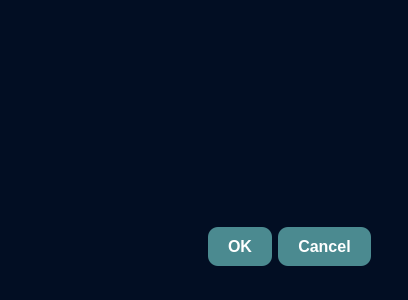
Qt form WerWirdMillionear/settings.ui (HoussemHfasa/-Wer-wird-Millionear) before a commit.
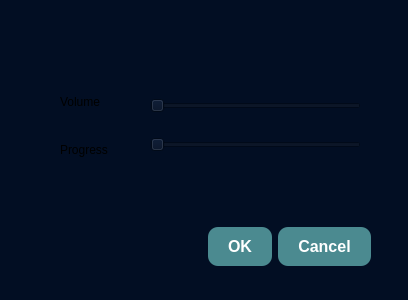
The same form after that commit.

Patch:
```diff
--- a/WerWirdMillionear/settings.ui
+++ b/WerWirdMillionear/settings.ui
@@ -41,6 +41,54 @@
     <set>QDialogButtonBox::Cancel|QDialogButtonBox::Ok</set>
    </property>
   </widget>
+  <widget class="QWidget" name="">
+   <property name="geometry">
+    <rect>
+     <x>60</x>
+     <y>80</y>
+     <width>301</width>
+     <height>91</height>
+    </rect>
+   </property>
+   <layout class="QHBoxLayout" name="horizontalLayout" stretch="2,5">
+    <item>
+     <layout class="QVBoxLayout" name="verticalLayout_2">
+      <item>
+       <widget class="QLabel" name="label">
+        <property name="text">
+         <string>Volume</string>
+        </property>
+       </widget>
+      </item>
+      <item>
+       <widget class="QLabel" name="label_2">
+        <property name="text">
+         <string>Progress</string>
+        </property>
+       </widget>
+      </item>
+     </layout>
+    </item>
+    <item>
+     <layout class="QVBoxLayout" name="verticalLayout">
+      <item>
+       <widget class="QSlider" name="sliderProgress">
+        <property name="orientation">
+         <enum>Qt::Horizontal</enum>
+        </property>
+       </widget>
+      </item>
+      <item>
+       <widget class="QSlider" name="sliderVolume">
+        <property name="orientation">
+         <enum>Qt::Horizontal</enum>
+        </property>
+       </widget>
+      </item>
+     </layout>
+    </item>
+   </layout>
+  </widget>
  </widget>
  <resources/>
  <connections>
```
